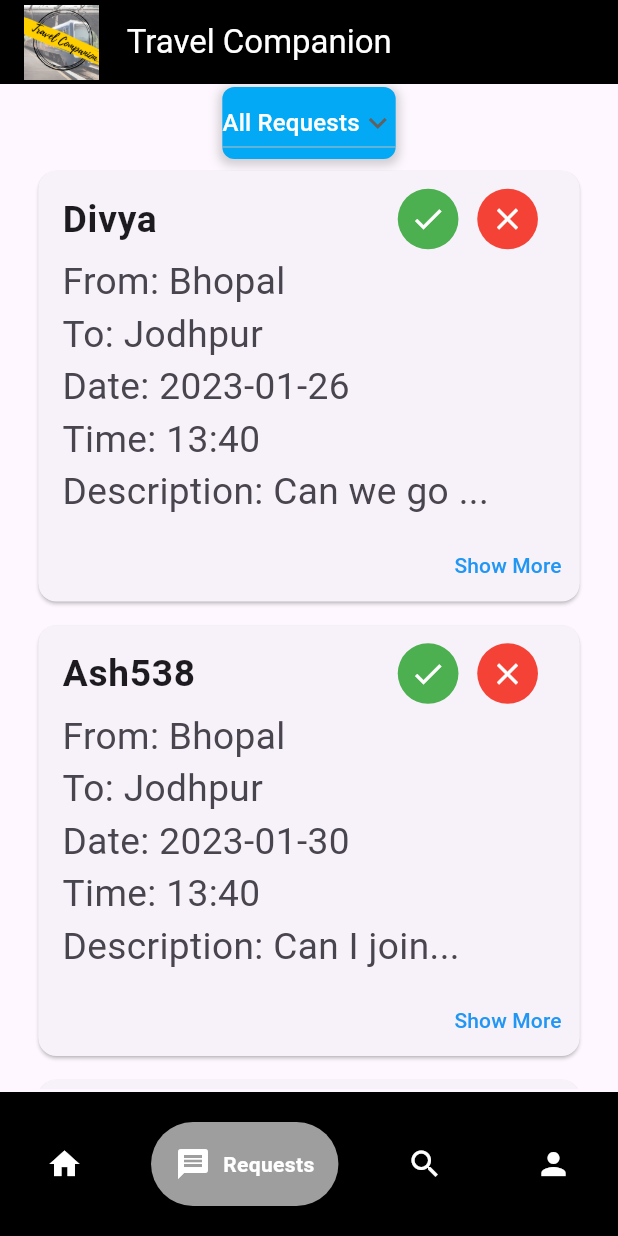
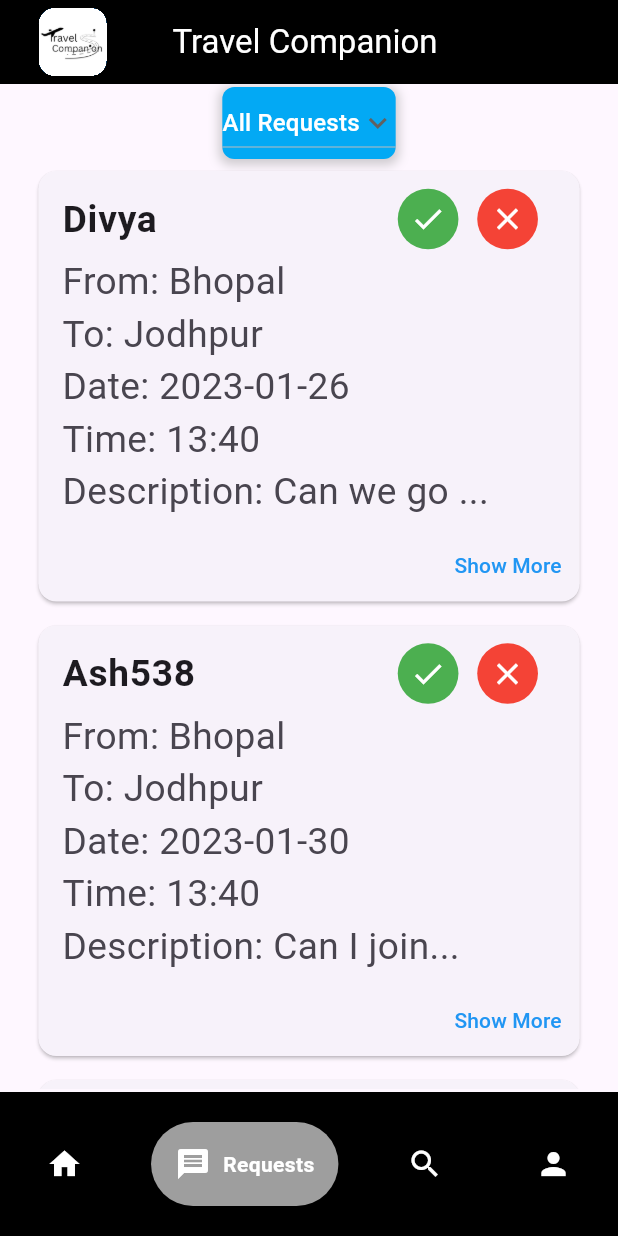
Before and after one commit to Asharma538/travel_companion, a Flutter app: the screen it shows after launch, item 2 of the bottom bar chosen, on a phone screen of 412 x 824 dp. Run offline on Flutter 3.47's test engine with Material 3 defaults, Android fonts, the phone set to English and light mode, and no system bars; drawn by our look-alikes of google_nav_bar; our stand-ins replace cloud_firestore, firebase_auth, firebase_core, pinput; accounts and stored records are empty.

Commit message:
minor changes made

```diff
--- a/lib/main.dart
+++ b/lib/main.dart
@@ -31,7 +31,7 @@ class Base extends StatefulWidget {
   const Base({Key? key}) : super(key: key);
 
   @override
-  _BaseState createState() => _BaseState();
+  State<Base> createState() => _BaseState();
 }
 
 class _BaseState extends State<Base> {
@@ -54,15 +54,22 @@ class _BaseState extends State<Base> {
         backgroundColor: Colors.black,
         title: Row(
           children: [
-            Image.asset(
-              'lib/assets/images/logo.png',
-              fit: BoxFit.contain,
-              height: 50.0,
+            Container(
+              decoration: BoxDecoration(
+                borderRadius: BorderRadius.circular(10),
+                color: Colors.blue,
+              ),
+              margin: const EdgeInsets.fromLTRB(10, 0, 20, 0),
+              clipBehavior: Clip.hardEdge,
+              child: Image.asset(
+                'lib/assets/images/logo.png',
+                height: 45.0,
+              ),
             ),
             Container(
-              padding: const EdgeInsets.all(8.0),
+              padding: const EdgeInsets.fromLTRB(24, 8, 8, 8),
               child: const Text(
-                '  Travel Companion',
+                'Travel Companion',
                 style: TextStyle(color: Colors.white),
               ),
             )
@@ -76,7 +83,7 @@ class _BaseState extends State<Base> {
               onPressed: () {
                 Navigator.push(
                   context,
-                  MaterialPageRoute(builder: (context) => CreatePostPage()),
+                  MaterialPageRoute(builder: (context) => const CreatePostPage()),
                 );
               },
               backgroundColor: Colors.green,
@@ -90,18 +97,18 @@ class _BaseState extends State<Base> {
     return Container(
       color: Colors.black,
       child: Padding(
-        padding: EdgeInsets.symmetric(
+        padding: const EdgeInsets.symmetric(
           horizontal: 15.0,
           vertical: 20.0,
         ),
         child: GNav(
           gap: 8.0,
-          padding: EdgeInsets.all(16),
+          padding: const EdgeInsets.all(16),
           backgroundColor: Colors.black,
           color: Colors.white,
           activeColor: Colors.white,
           tabBackgroundColor: Colors.grey,
-          tabs: [
+          tabs: const [
             GButton(
               icon: Icons.home,
               text: 'Home',
```
Also changed, not shown: lib/assets/images/logo.png.
